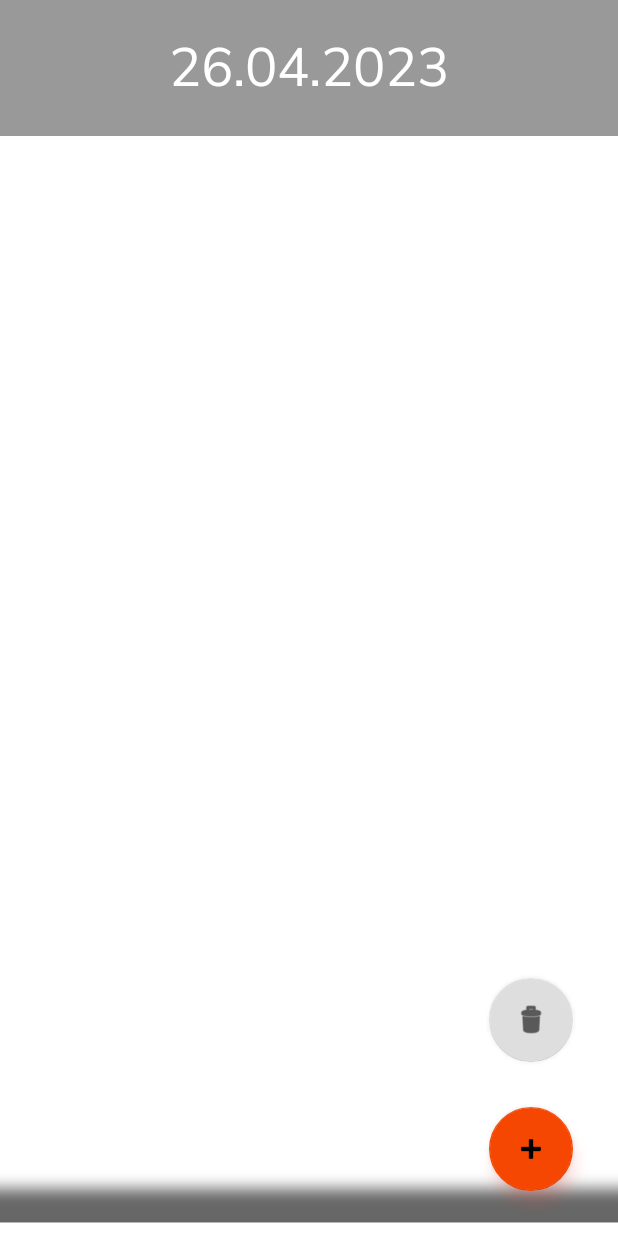
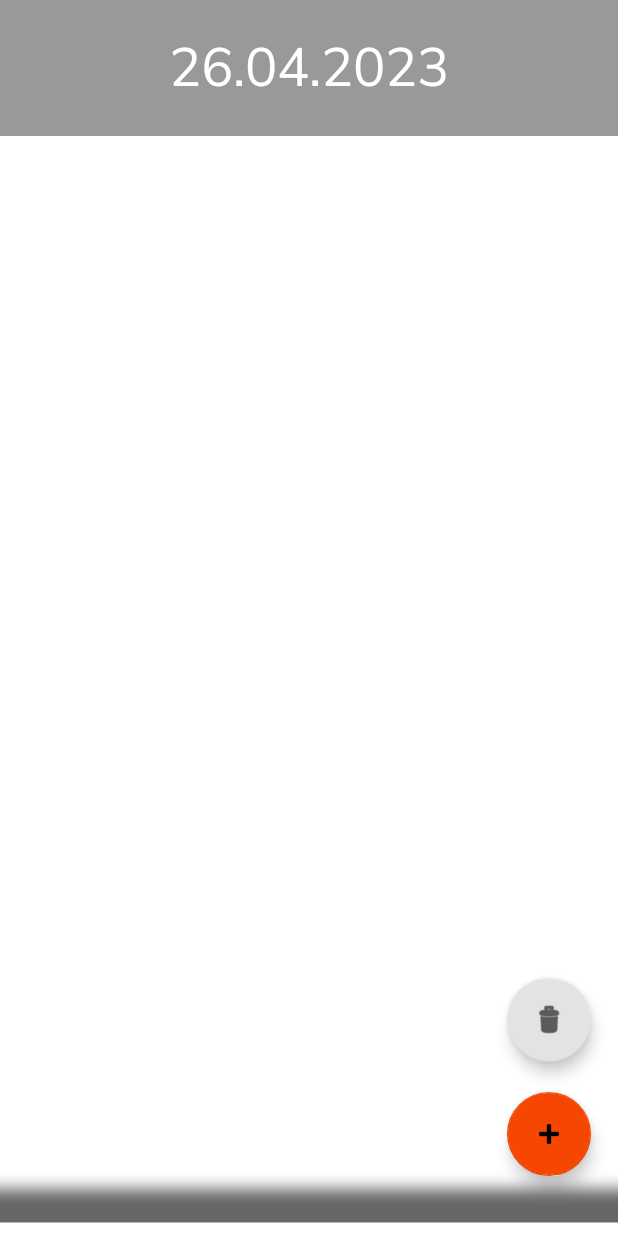
Before and after one commit to cheabata/To_do_list_v2, an Android app: the screen it shows after launch (MainActivity), on a phone screen of 412 x 824 dp. Run offline under Robolectric (Android 15) with nearby library versions, the phone set to English and light mode, and no system bars; our stand-ins replace Room's generated code; Roboto replaces fonts that are not available here.

Commit message:
- determinePosition method change - small design changes

```diff
--- a/app/src/main/java/ru/cheabata/todolist/MainActivity.java
+++ b/app/src/main/java/ru/cheabata/todolist/MainActivity.java
@@ -43,7 +43,6 @@ public class MainActivity
     private FloatingActionButton buttonAddNotes2;
     private FloatingActionButton buttonSetDefaultNotes;
     private NoteDatabase noteDatabase;
-    private Handler handler = new Handler(Looper.getMainLooper());
 
     //        CALLBACK 2
     @Override
@@ -80,18 +79,8 @@ public class MainActivity
         Thread thread = new Thread(new Runnable() {
             @Override
             public void run() {
-//                Находим позицию, чтобы установить ее в конструкторе
-//                Создаем объект note с параметрами, переданными в callback
-//                Добавляем note в базу данных
                 Note note = new Note(position, task, isRegular, priority, false);
                 noteDatabase.notesDao().add(note);
-
-//                handler.post(new Runnable() {
-//                    @Override
-//                    public void run() {
-//                        showHideAddTaskMessage();
-//                    }
-//                });
             }
         });
         thread.start();
@@ -125,20 +114,10 @@ public class MainActivity
         notesAdapter.setNoteSwipedListener(this);
 //        CALLBACK 2//
         recyclerViewNotes.setAdapter(notesAdapter);
-//        Способ установить лейаут менеджер (как будут располагаться элементы)
-//        recyclerViewNotes.setLayoutManager(new LinearLayoutManager(this));
-//        Но мы установили его в xml файле
 
-
-//        Получаем базу данных заметок, выгруженную в <List<Note>> и ставим на нее observe
-//        Чтобы следить за изменениями
         noteDatabase.notesDao().getNotesByPosition().observe(this, new Observer<List<Note>>() {
             @Override
             public void onChanged(List<Note> notes) {
-//                На входе получаем коллекцию notes (если вдруг она изменилась)
-//                Далее устанавливаем ее в адаптер, внутри него есть внутренняя коллекция
-//                и коллекцию из базы данных присваиваем той внутренней коллекции
-//                Т.е. отправляем данные адаптеру, что ему показывать
                 notesAdapter.setNotes(notes);
             }
         });
@@ -159,11 +138,10 @@ public class MainActivity
         buttonSetDefaultNotes.setOnLongClickListener(new View.OnLongClickListener() {
             @Override
             public boolean onLongClick(View view) {
-                noteDatabase.notesDao().removeNonRegularNotes();
+                noteDatabase.notesDao().removeNonRegularAndChecked();
                 noteDatabase.notesDao().getListNotesByPosition();
                 noteDatabase.notesDao().setAllNotesChecked();
 //                Toast.makeText(MainActivity.this, "Все не регулярные задачи удалены!", Toast.LENGTH_SHORT).show();
-
                 return true;
             }
         });
@@ -178,7 +156,6 @@ public class MainActivity
         });
     }
 
-    //    Инициализация View элементов
     private void initViews() {
         recyclerViewNotes = findViewById(R.id.recyclerViewNotes);
         buttonAddNotes2 = findViewById(R.id.buttonAddNotes2);
--- a/app/src/main/java/ru/cheabata/todolist/NoteDatabase.java
+++ b/app/src/main/java/ru/cheabata/todolist/NoteDatabase.java
@@ -10,7 +10,7 @@ import androidx.room.RoomDatabase;
 public abstract class NoteDatabase extends RoomDatabase {
 
     private static NoteDatabase instance = null;
-    private static final String DB_NAME = "notes_table.db";
+    private static final String DB_NAME = "notes_db.db";
 
     public static NoteDatabase getInstance(Application application) {
         if (instance == null) {
--- a/app/src/main/java/ru/cheabata/todolist/NotesDao.java
+++ b/app/src/main/java/ru/cheabata/todolist/NotesDao.java
@@ -31,6 +31,9 @@ public interface NotesDao {
     @Query("DELETE FROM notes_table WHERE isRegular = 0")
     void removeNonRegularNotes();
 
+    @Query("DELETE FROM notes_table WHERE isRegular = 0 AND isChecked = 1")
+    void removeNonRegularAndChecked();
+
     @Query("DELETE FROM notes_table")
     void removeAll();
 
--- a/app/src/main/res/layout/activity_main.xml
+++ b/app/src/main/res/layout/activity_main.xml
@@ -54,22 +54,23 @@
         android:id="@+id/buttonAddNotes2"
         android:layout_width="wrap_content"
         android:layout_height="wrap_content"
-        android:layout_margin="30dp"
+        android:layout_marginRight="18dp"
+        android:layout_marginBottom="40dp"
         android:contentDescription="@string/descr_add_button"
-        android:outlineSpotShadowColor="@color/red"
         app:backgroundTint="@color/red_text"
         app:layout_constraintBottom_toBottomOf="parent"
         app:layout_constraintEnd_toEndOf="parent"
         app:srcCompat="@android:drawable/ic_input_add"
         app:tint="@android:color/black" />
+<!--    android:outlineSpotShadowColor="@color/red"-->
 
     <com.google.android.material.floatingactionbutton.FloatingActionButton
         android:id="@+id/buttonSetDefaultNotes"
         android:layout_width="wrap_content"
         android:layout_height="wrap_content"
-        android:layout_margin="30dp"
+        android:layout_marginRight="18dp"
+        android:layout_marginBottom="20dp"
         android:contentDescription="@string/click_to_clear_all_and_set_default_tasks"
-        android:outlineSpotShadowColor="@color/white"
         app:backgroundTint="@color/grey_light2"
         app:layout_constraintBottom_toTopOf="@+id/buttonAddNotes2"
         app:layout_constraintEnd_toEndOf="parent"
--- a/app/src/main/res/layout/modal_dialog.xml
+++ b/app/src/main/res/layout/modal_dialog.xml
@@ -28,11 +28,11 @@
         android:layout_marginRight="10dp"
         android:backgroundTint="@color/grey_light"
         android:hint="@string/text_add_task"
+        android:inputType="textCapSentences"
         android:maxHeight="120dp"
         android:padding="12dp"
-        android:textCursorDrawable="@color/grey_light2"
+        android:textColor="@color/edit_text"
         android:textColorHighlight="@color/grey_dark"
-        android:textColor="@color/edit_text"
         android:textColorHint="@color/grey_light"
         android:textSize="22sp" />
 
--- a/app/src/main/res/layout/note_item.xml
+++ b/app/src/main/res/layout/note_item.xml
@@ -19,9 +19,9 @@
         app:layout_constraintTop_toTopOf="parent"
         android:buttonTint="@color/black"
         android:paddingStart="5dp"
-        android:paddingTop="0dp"
+        android:paddingTop="2dp"
         android:paddingEnd="6dp"
-        android:paddingBottom="0dp"
+        android:paddingBottom="2dp"
         android:textColor="@android:color/black"
         android:textSize="18sp"
         tools:background="@drawable/checkbox_custom"
--- a/app/src/main/res/values/colors.xml
+++ b/app/src/main/res/values/colors.xml
@@ -9,14 +9,15 @@
     <color name="white">#FFFFFFFF</color>
     <color name="red">#eb4334</color>
     <color name="red_text">#f54702</color>
-    <color name="red_text_light">#ff741e</color>
+    <color name="red_text_light">#ff8940</color>
     <color name="blue">#00aeff</color>
     <color name="green">#40ff00</color>
     <color name="yellow_text">#ffcf1e</color>
     <color name="yellow_text_light">#e0c565</color>
     <color name="grey">#666666</color>
     <color name="grey_light">#999999</color>
-    <color name="grey_light2">#dedede</color>
+    <color name="grey_light2">#e3e3e3</color>
+    <color name="grey_light3">#cfcfcf</color>
     <color name="grey_dark">#363636</color>
     <color name="edit_text">#f2f2f2</color>
 </resources>
```
Also changed, not shown: app/src/main/java/ru/cheabata/todolist/ModalBottomSheetDialog.java (+44 -69 lines), app/src/main/java/ru/cheabata/todolist/NotesAdapter.java (+5 -23 lines).
